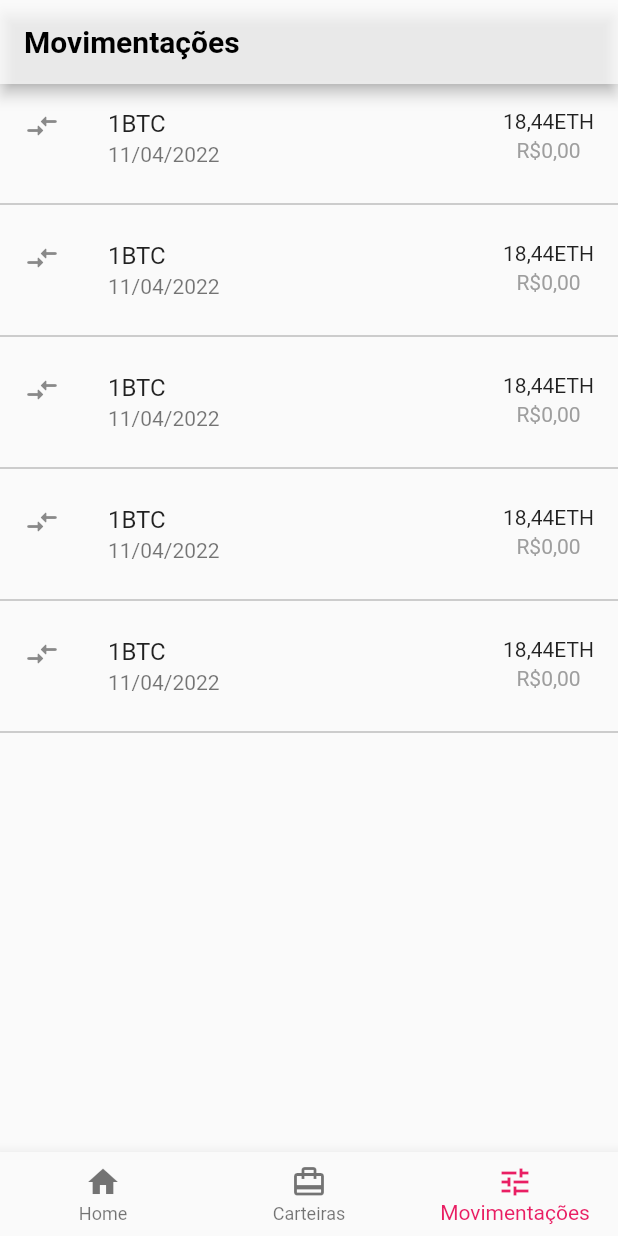
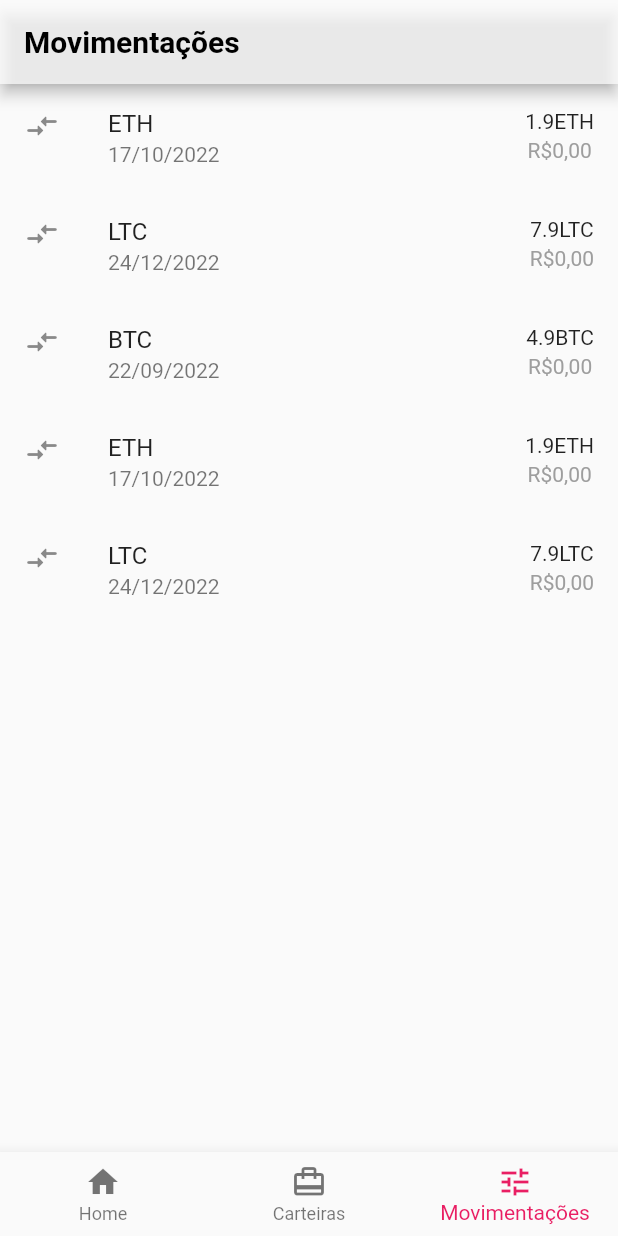
Before and after one commit to ProgRS/CryptoMoedas, a Flutter app: the screen it shows after launch, item 3 of the bottom bar chosen, on a phone screen of 412 x 824 dp. Run offline on Flutter 3.47's test engine with Material 2 defaults, Android fonts, the phone set to English and light mode, and no system bars; our stand-ins replace syncfusion_flutter_charts.

Commit message:
Implementação das sugestões indicadas pelos colegas e o Sherpa

```diff
--- /dev/null
+++ b/lib/models/moves.dart
@@ -0,0 +1,13 @@
+class Move {
+  String sigla;
+  double valor;
+  String valorConv;
+  String data;
+
+  Move(
+      {required this.sigla,
+      required this.valor,
+      required this.valorConv,
+      required this.data});
+
+}
--- a/lib/pages/home_page.dart
+++ b/lib/pages/home_page.dart
@@ -5,47 +5,43 @@ import 'movimentacoes_page.dart';
 import 'page_screen.dart';
 
 class HomePage extends StatefulWidget {
-  HomePage ({Key? key}) : super(key: key);
+  HomePage({Key? key}) : super(key: key);
 
   @override
   _HomePageState createState() => _HomePageState();
 }
 
 class _HomePageState extends State<HomePage> {
+  int _selectedIndex = 0;
+  void _onItemTapped(int index) {
+    setState(() {
+      _selectedIndex = index;
+    });
+  }
 
-  int _indiceAtual = 0;
-  final List<Widget> _telas = [
-
+  final List<Widget> routes = [
     NewPageScreen("Pagina Home"),
     TelaInicialWidget(),
     MovimentacoesPage()
-
   ];
-
-
 
   @override
   Widget build(BuildContext context) {
     return Scaffold(
-
-        body: _telas[_indiceAtual],
+      body: routes.elementAt(_selectedIndex),
       bottomNavigationBar: BottomNavigationBar(
-           currentIndex: _indiceAtual,
-           onTap: onTabTapped,
+        currentIndex: _selectedIndex,
+        onTap: _onItemTapped,
         items: [
           BottomNavigationBarItem(icon: Icon(Icons.home), label: 'Home'),
-             BottomNavigationBarItem(icon: Icon(Icons.wallet_travel), label: 'Carteiras'),
-             BottomNavigationBarItem(icon: Icon(Icons.tune), label: 'Movimentações')
+          BottomNavigationBarItem(
+              icon: Icon(Icons.wallet_travel), label: 'Carteiras'),
+          BottomNavigationBarItem(
+              icon: Icon(Icons.tune), label: 'Movimentações')
         ],
-
       ),
-
     );
   }
 
-  void onTabTapped(int index) {
-    setState(() {
-      _indiceAtual = index;
-    });
+
 }
-}
--- a/lib/pages/movimentacoes_page.dart
+++ b/lib/pages/movimentacoes_page.dart
@@ -1,6 +1,6 @@
+import 'package:crypto/repositories/moves_repository.dart';
+import 'package:flutter/material.dart';
 
-
-import 'package:flutter/material.dart';
 class MovimentacoesPage extends StatefulWidget {
   const MovimentacoesPage({Key? key}) : super(key: key);
 
@@ -9,69 +9,64 @@ class MovimentacoesPage extends StatefulWidget {
 }
 
 class _MovimentacoesPageState extends State<MovimentacoesPage> {
+  final moveTable = MovesRepository.tabela;
+  String titleMoviment = 'Movimentações';
 
   @override
   Widget build(BuildContext context) {
     return Scaffold(
         appBar: AppBar(
           backgroundColor: Colors.white70,
-        title: Text('Movimentações',
+          title: Text(
+            titleMoviment,
             style: TextStyle(color: Colors.black, fontWeight: FontWeight.bold),
           ),
-
+        ),
+        body: ListView(
+              children: [
+              Movement(moveTable, 0),
+              Movement(moveTable, 1),
+              Movement(moveTable, 2),
+              Movement(moveTable, 0),
+              Movement(moveTable, 1),
+              ],
             ),
 
-      body:
-        SingleChildScrollView(
-           child: Column(
-             children: [
-               Movement(),
-               Movement(),
-               Movement(),
-               Movement(),
-               Movement(),
-             ],
-           ),
-        )
         );
-    //);
   }
 }
 
 class Movement extends StatelessWidget {
-  const Movement({Key? key}) : super(key: key);
+  final moveTable;
+  final int count;
+  const Movement(this.moveTable, this.count, {Key? key}) : super(key: key);
 
   @override
   Widget build(BuildContext context) {
-    return ListView(
-      shrinkWrap: true,
-      children: <Widget> [
-        ListTile(
+    return ListTile(
       leading: Icon(Icons.compare_arrows_rounded),
-          subtitle: Text("11/04/2022"),
-          title: Text('1BTC'),
+      subtitle: Text(moveTable[this.count].data),
+      title: Text(moveTable[this.count].sigla),
       trailing: Column(
         children: [
           Title(
             color: Colors.grey,
-                child: Text('18,44ETH',
+            child: Text(
+              '${moveTable[this.count].valor}' + moveTable[this.count].sigla,
               textAlign: TextAlign.center,
               textDirection: TextDirection.ltr,
-                  textWidthBasis:
-                  TextWidthBasis.longestLine,
+              textWidthBasis: TextWidthBasis.longestLine,
               style: const TextStyle(
                 height: 2,
               ),
             ),
-
           ),
-              Title(color: Colors.grey,
-                  child: Text('R\$0,00', style: TextStyle(color: Colors.grey)))
+          Title(
+              color: Colors.grey,
+              child: Text(moveTable[this.count].valorConv,
+                  style: TextStyle(color: Colors.grey)))
         ],
       ),
-        ),
-        Divider(color: Colors.grey,),
-      ],
     );
   }
 }
--- /dev/null
+++ b/lib/repositories/moves_repository.dart
@@ -0,0 +1,32 @@
+import '../models/moves.dart';
+
+class MovesRepository {
+  static List<Move> tabela = [
+
+    Move(
+        sigla: 'ETH',
+        valor: 1.9,
+        valorConv: 'R\$0,00',
+        data: '17/10/2022'
+    ),
+     Move(
+        sigla: 'LTC',
+        valor: 7.9,
+        valorConv: 'R\$0,00',
+        data: '24/12/2022'
+    ),
+    Move(
+        sigla: 'BTC',
+        valor: 4.9,
+        valorConv: 'R\$0,00',
+        data: '22/09/2022'
+    ),
+    Move(
+        sigla: 'BTC',
+        valor: 2.9,
+        valorConv: 'R\$0,00',
+        data: '14/06/2022'
+    ),
+
+  ];
+}
```
Also changed, not shown: 1 other file. Lines whose indentation alone changed are shown as unchanged.
